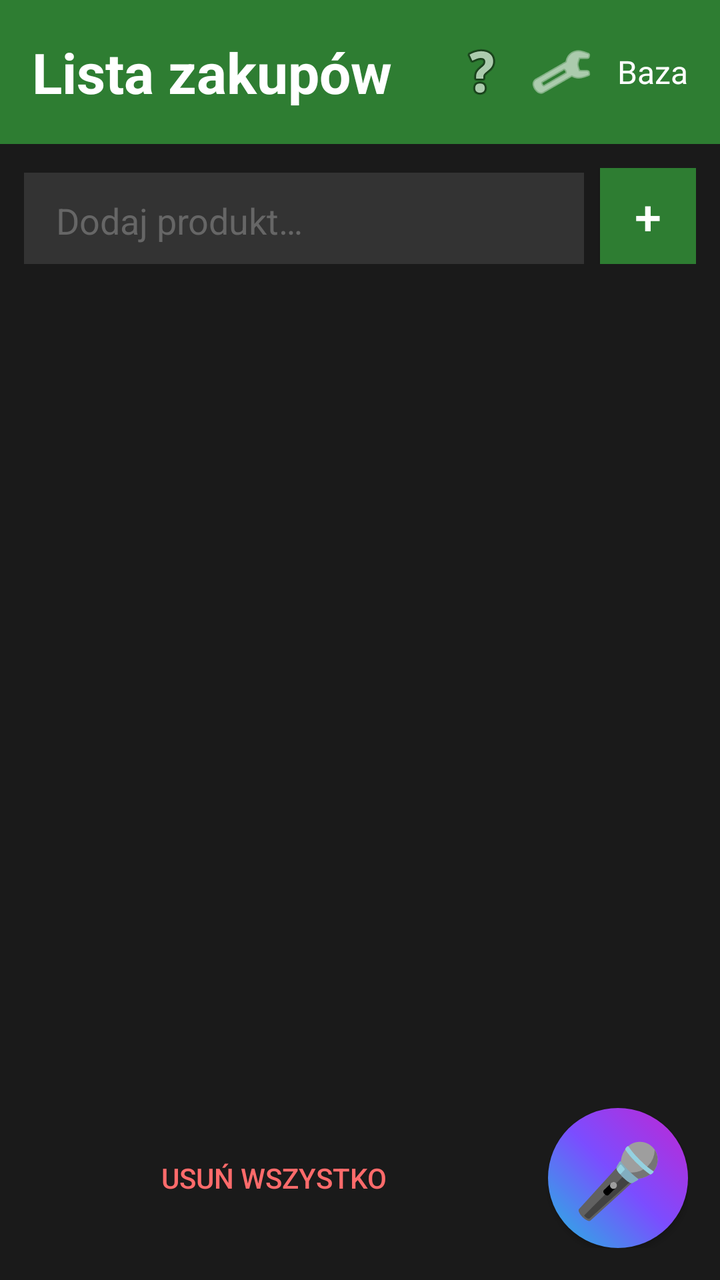
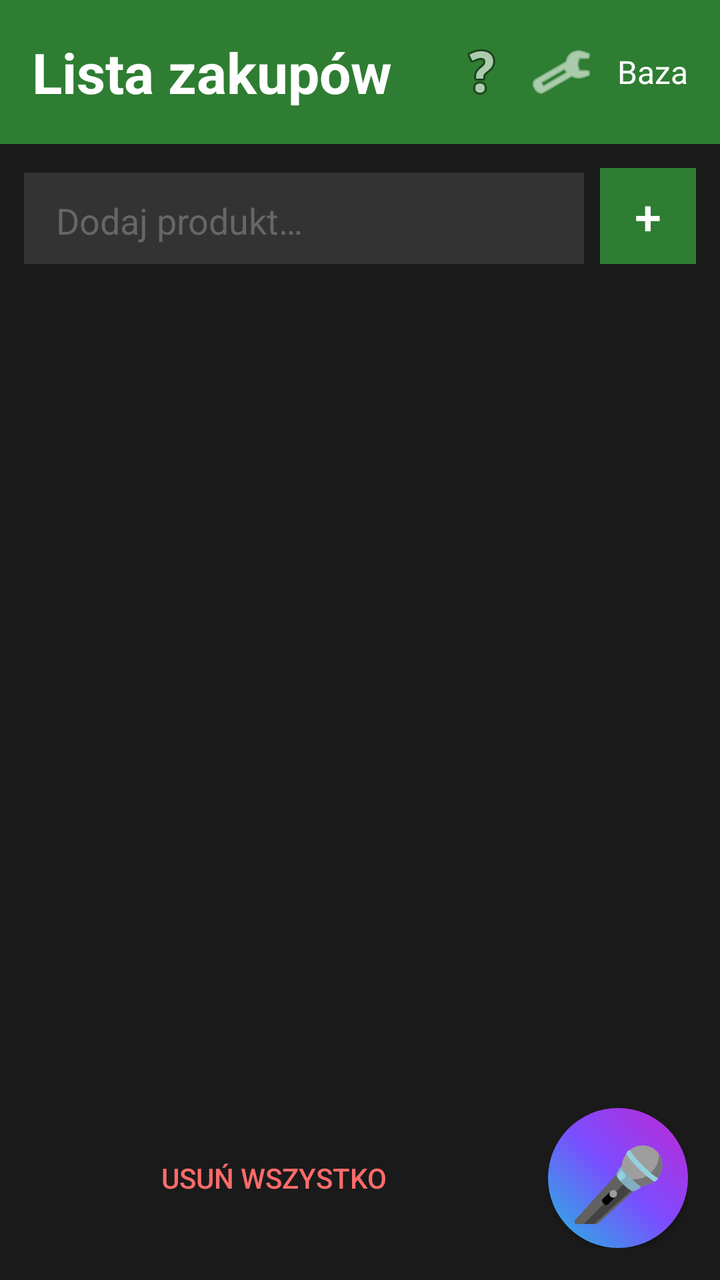

Screens rendered from an Android XML layout before and after an edit, with the pre-edit source and the edit as a unified diff.
<!-- AndroidManifest.xml: application theme Theme.MarkaLista -->
<!-- res/layout/activity_main.xml -->
<?xml version="1.0" encoding="utf-8"?>
<LinearLayout xmlns:android="http://schemas.android.com/apk/res/android"
    android:layout_width="match_parent"
    android:layout_height="match_parent"
    android:orientation="vertical"
    android:background="#1a1a1a">

    <LinearLayout
        android:layout_width="match_parent"
        android:layout_height="wrap_content"
        android:orientation="horizontal"
        android:background="#2E7D32"
        android:padding="16dp"
        android:gravity="center_vertical">
        <TextView
            android:id="@+id/title"
            android:layout_width="0dp"
            android:layout_height="wrap_content"
            android:layout_weight="1"
            android:text="@string/title"
            android:textSize="28sp"
            android:textColor="#FFFFFF"
            android:textStyle="bold" />
        <ImageButton
            android:id="@+id/helpButton"
            android:layout_width="40dp"
            android:layout_height="40dp"
            android:src="@android:drawable/ic_menu_help"
            android:background="?attr/selectableItemBackground"
            android:contentDescription="@string/help" />
        <ImageButton
            android:id="@+id/settingsButton"
            android:layout_width="40dp"
            android:layout_height="40dp"
            android:src="@android:drawable/ic_menu_manage"
            android:background="?attr/selectableItemBackground"
            android:contentDescription="@string/settings"
            android:tint="#FFFFFF" />
        <TextView
            android:id="@+id/bazaButton"
            android:layout_width="wrap_content"
            android:layout_height="wrap_content"
            android:text="@string/base"
            android:textColor="#FFFFFF"
            android:textSize="16sp"
            android:paddingStart="8dp" />
    </LinearLayout>

    <LinearLayout
        android:layout_width="match_parent"
        android:layout_height="wrap_content"
        android:orientation="horizontal"
        android:padding="12dp"
        android:background="#1a1a1a">
        <EditText
            android:id="@+id/productInput"
            android:layout_width="0dp"
            android:layout_height="48dp"
            android:layout_weight="1"
            android:hint="@string/add_product_hint"
            android:textColor="#FFFFFF"
            android:textColorHint="#666666"
            android:background="#333333"
            android:paddingStart="16dp"
            android:paddingEnd="16dp"
            android:layout_marginEnd="8dp"
            android:inputType="text" />
        <Button
            android:id="@+id/addButton"
            android:layout_width="48dp"
            android:layout_height="48dp"
            android:text="+"
            android:textSize="24sp"
            android:background="#2E7D32"
            android:textColor="#FFFFFF" />
    </LinearLayout>

    <FrameLayout
        android:layout_width="match_parent"
        android:layout_height="0dp"
        android:layout_weight="1">

        <androidx.recyclerview.widget.RecyclerView
            android:id="@+id/productList"
            android:layout_width="match_parent"
            android:layout_height="match_parent"
            android:padding="12dp"
            android:background="#00000000"
            android:nestedScrollingEnabled="false"
            android:scrollbars="none" />

        <LinearLayout
            android:id="@+id/emptyStateContainer"
            android:layout_width="match_parent"
            android:layout_height="match_parent"
            android:orientation="vertical"
            android:gravity="center"
            android:padding="16dp"
            android:visibility="gone">
            <TextView
                android:id="@+id/cartEmoji"
                android:layout_width="wrap_content"
                android:layout_height="wrap_content"
                android:text="🛒"
                android:textSize="120sp"
                android:layout_marginBottom="16dp" />
            <TextView
                android:layout_width="wrap_content"
                android:layout_height="wrap_content"
                android:text="@string/empty_list"
                android:textColor="#FFFFFF"
                android:textSize="24sp"
                android:textStyle="bold" />
            <TextView
                android:layout_width="wrap_content"
                android:layout_height="wrap_content"
                android:text="@string/empty_message"
                android:textColor="#999999"
                android:textSize="16sp"
                android:layout_marginTop="16dp"
                android:gravity="center" />
        </LinearLayout>
    </FrameLayout>

    <LinearLayout
        android:layout_width="match_parent"
        android:layout_height="wrap_content"
        android:orientation="horizontal"
        android:gravity="center_vertical"
        android:padding="16dp"
        android:paddingBottom="32dp"
        android:background="#1a1a1a">

        <Button
            android:id="@+id/deleteAllButton"
            android:layout_width="0dp"
            android:layout_height="48dp"
            android:layout_weight="1"
            android:text="Usuń wszystko"
            android:textColor="#FF6B6B"
            android:textSize="14sp"
            android:background="?attr/selectableItemBackground"
            android:layout_marginEnd="16dp" />

        <Button
            android:id="@+id/micButton"
            android:layout_width="70dp"
            android:layout_height="70dp"
            android:text="🎤"
            android:textSize="36sp"
            android:background="@drawable/mic_button_bg"
            android:textColor="#FFFFFF"
            android:contentDescription="@string/help" />
    </LinearLayout>
</LinearLayout>
<!-- resources referenced by this layout -->
<resources>
  <!-- drawable mic_button_bg (drawable) -->
  <?xml version="1.0" encoding="utf-8"?>
  <shape xmlns:android="http://schemas.android.com/apk/res/android"
      android:shape="oval">
      <gradient
          android:type="linear"
          android:angle="45"
          android:startColor="#22b8e0"
          android:centerColor="#7b4dff"
          android:endColor="#c026d3" />
  </shape>
  <string name="add_product_hint">Dodaj produkt…</string>
  <string name="base">Baza</string>
  <string name="empty_list">Lista jest pusta</string>
  <string name="empty_message">Przytrzymaj mikrofon i powiedz, co kupić, albo wpisz u góry.</string>
  <string name="help">Pomoc</string>
  <string name="settings">Ustawienia</string>
  <string name="title">Lista zakupów</string>
  <style name="Theme.MarkaLista" parent="Theme.AppCompat.NoActionBar">
          <item name="colorPrimary">@color/black</item>
          <item name="colorPrimaryDark">@color/black</item>
          <item name="colorAccent">@color/red</item>
      </style>
  <color name="black">#1a1a1a</color>
  <color name="red">#FF0000</color>
</resources>

<!-- the commit's change to res/layout/activity_main.xml (unified diff, before → after) -->
@@ -147,7 +147,11 @@
             android:layout_width="70dp"
             android:layout_height="70dp"
             android:text="🎤"
-            android:textSize="36sp"
+            android:textSize="40sp"
+            android:textStyle="normal"
+            android:gravity="center"
+            android:paddingTop="12dp"
+            android:paddingBottom="12dp"
             android:background="@drawable/mic_button_bg"
             android:textColor="#FFFFFF"
             android:contentDescription="@string/help" />
